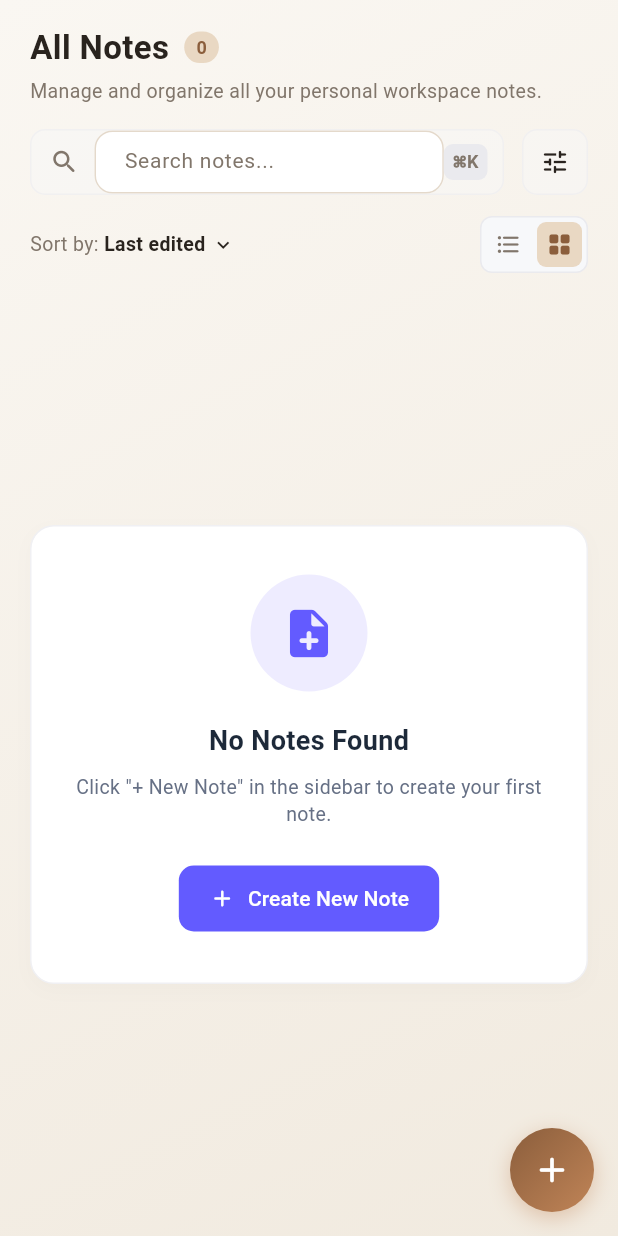
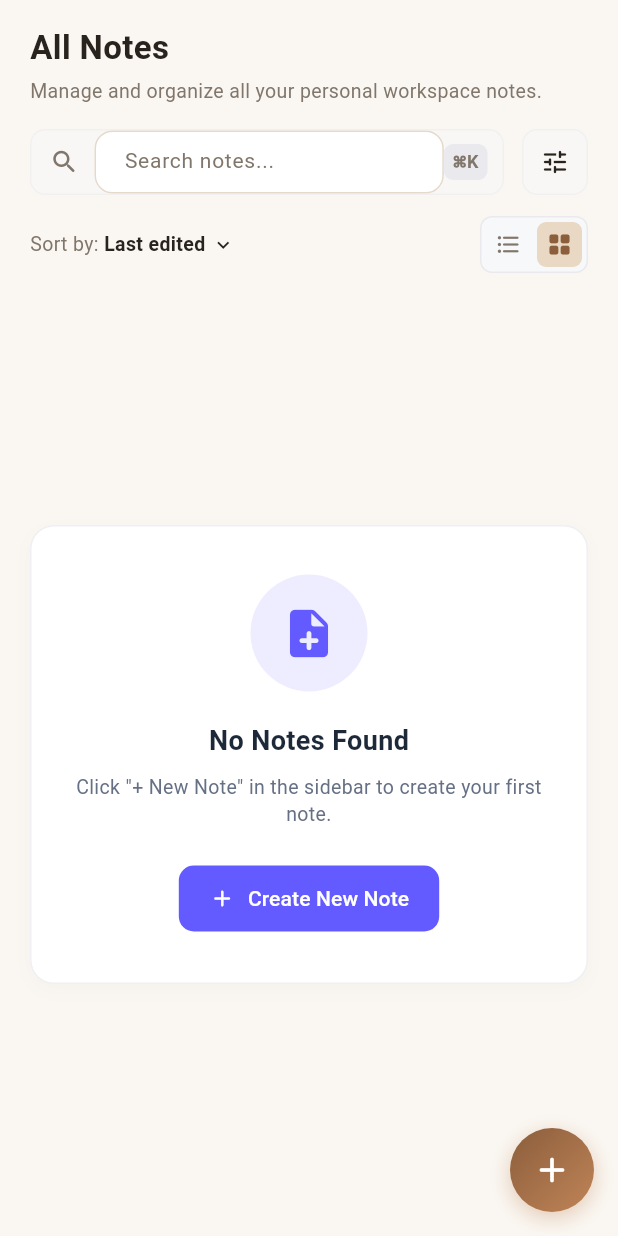
Before and after one commit to abinjoyal/MyNotes-App, a Flutter app: the NotesScreen screen opened directly, on a phone screen of 412 x 824 dp. Run offline on Flutter 3.47's test engine with Material 3 defaults, Android fonts, the phone set to English and light mode, and no system bars; our stand-ins replace file_picker, flutter_animate, flutter_riverpod, local_auth, pdf, printing and 4 more; accounts and stored records are empty.

Commit message:
feat: add calendar screen, notes screen, and notes header widget implementations

```diff
--- a/lib/features/calendar/presentation/screens/calendar_screen.dart
+++ b/lib/features/calendar/presentation/screens/calendar_screen.dart
@@ -1,6 +1,7 @@
 import 'package:flutter/material.dart';
 import 'package:flutter_riverpod/flutter_riverpod.dart';
 import '../../../../app/constants/app_colors.dart';
+import '../../../../app/theme/app_theme_colors.dart';
 import '../../../notes/domain/entities/note.dart';
 import '../../../notes/presentation/controllers/notes_provider.dart';
 import '../../../settings/controllers/settings_controller.dart';
@@ -61,18 +62,8 @@ class _CalendarScreenState extends ConsumerState<CalendarScreen> {
     final isDark = Theme.of(context).brightness == Brightness.dark;
     final textColor = isDark ? AppColors.darkTextPrimary : AppColors.darkText;
 
-    return Container(
-      decoration: BoxDecoration(
-        gradient: LinearGradient(
-          begin: Alignment.topLeft,
-          end: Alignment.bottomRight,
-          colors: isDark
-              ? [const Color(0xFF1A1A24), const Color(0xFF121212)]
-              : [const Color(0xFFF8F9FF), const Color(0xFFF1F3F6)],
-        ),
-      ),
-      child: Scaffold(
-        backgroundColor: Colors.transparent,
+    return Scaffold(
+      backgroundColor: context.appColors.scaffoldBg,
       body: SafeArea(
         child: Padding(
           padding: const EdgeInsets.symmetric(
@@ -125,7 +116,6 @@ class _CalendarScreenState extends ConsumerState<CalendarScreen> {
           ),
         ),
       ),
-      ),
     );
   }
 }
--- a/lib/features/notes/presentation/screens/notes_screen.dart
+++ b/lib/features/notes/presentation/screens/notes_screen.dart
@@ -1,6 +1,7 @@
 import 'package:flutter/material.dart';
 import 'package:flutter_riverpod/flutter_riverpod.dart';
 import '../../../../app/constants/app_colors.dart';
+import '../../../../app/theme/app_theme_colors.dart';
 import '../../domain/entities/note.dart';
 import '../controllers/notes_provider.dart';
 import '../widgets/note_list.dart';
@@ -107,18 +108,8 @@ class _NotesScreenState extends ConsumerState<NotesScreen> {
     final textColor = isDark ? AppColors.darkTextPrimary : AppColors.darkText;
 
     if (widget.activeRoute == 'tasks') {
-      return Container(
-        decoration: BoxDecoration(
-          gradient: LinearGradient(
-            begin: Alignment.topLeft,
-            end: Alignment.bottomRight,
-            colors: isDark
-                ? [const Color(0xFF1A1A24), const Color(0xFF121212)]
-                : [AppColors.softGray, AppColors.cardBackground],
-          ),
-        ),
-        child: Scaffold(
-          backgroundColor: Colors.transparent,
+      return Scaffold(
+        backgroundColor: context.appColors.scaffoldBg,
         body: SafeArea(
           child: Padding(
             padding: const EdgeInsets.symmetric(
@@ -128,22 +119,11 @@ class _NotesScreenState extends ConsumerState<NotesScreen> {
             child: TasksChecklistView(onNoteSelect: widget.onNoteSelect),
           ),
         ),
-        ),
       );
     }
 
-    return Container(
-      decoration: BoxDecoration(
-        gradient: LinearGradient(
-          begin: Alignment.topLeft,
-          end: Alignment.bottomRight,
-          colors: isDark
-              ? [const Color(0xFF1A1A24), const Color(0xFF121212)]
-              : [AppColors.softGray, AppColors.cardBackground],
-        ),
-      ),
-      child: Scaffold(
-        backgroundColor: Colors.transparent,
+    return Scaffold(
+      backgroundColor: context.appColors.scaffoldBg,
         floatingActionButton: widget.activeRoute != 'trash'
             ? Container(
                 decoration: BoxDecoration(
@@ -339,7 +319,6 @@ class _NotesScreenState extends ConsumerState<NotesScreen> {
             ),
           ),
         ),
-      ),
       );
   }
 }
--- a/lib/features/notes/presentation/widgets/notes_header_widget.dart
+++ b/lib/features/notes/presentation/widgets/notes_header_widget.dart
@@ -28,8 +28,6 @@ class NotesHeaderWidget extends StatelessWidget {
         Column(
           crossAxisAlignment: CrossAxisAlignment.start,
           children: [
-            Row(
-              children: [
             Text(
               title,
               style: TextStyle(
@@ -37,27 +35,6 @@ class NotesHeaderWidget extends StatelessWidget {
                 fontWeight: FontWeight.bold,
                 color: textColor,
               ),
-                ),
-                const SizedBox(width: 10),
-                Container(
-                  padding: const EdgeInsets.symmetric(
-                    horizontal: 8,
-                    vertical: 2,
-                  ),
-                  decoration: BoxDecoration(
-                    color: AppColors.lightLavender,
-                    borderRadius: BorderRadius.circular(12),
-                  ),
-                  child: Text(
-                    '$noteCount',
-                    style: const TextStyle(
-                      fontSize: 12,
-                      fontWeight: FontWeight.bold,
-                      color: AppColors.primaryPurple,
-                    ),
-                  ),
-                ),
-              ],
             ),
             const SizedBox(height: 4),
             Text(
```
Also changed, not shown: 1 other file. Lines whose indentation alone changed are shown as unchanged.
